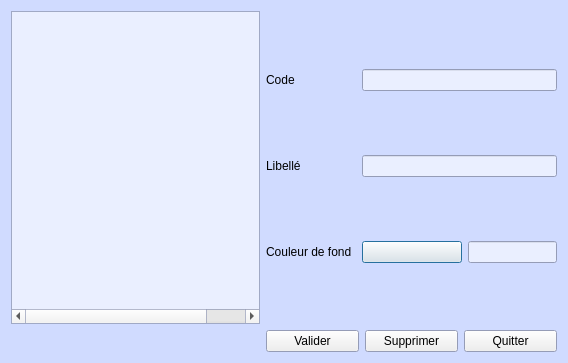
Before: the Qt Designer form Programmes/synoptux/src/dlgresp.ui in leo-naeka/medintux, drawn with Qt 5.
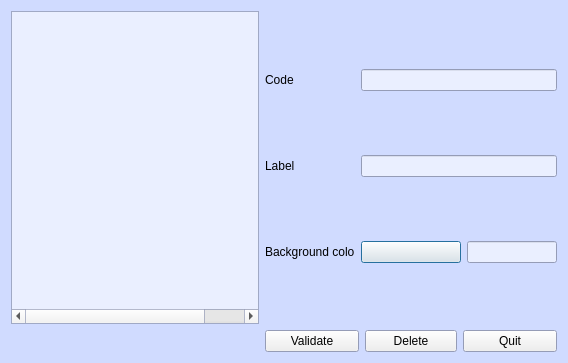
After: the same form once the commit is applied. Icons and pictures are not drawn.

The edit to the form file:
```diff
--- a/Programmes/synoptux/src/dlgresp.ui
+++ b/Programmes/synoptux/src/dlgresp.ui
@@ -103,7 +103,7 @@
      </column>
      <column>
       <property name="text">
-       <string>Libelle</string>
+       <string>Label</string>
       </property>
      </column>
      <column>
@@ -156,7 +156,7 @@
           </size>
          </property>
          <property name="text">
-          <string>Libellé</string>
+          <string>Label</string>
          </property>
         </widget>
        </item>
@@ -180,7 +180,7 @@
           </size>
          </property>
          <property name="text">
-          <string>Couleur de fond</string>
+          <string>Background color</string>
          </property>
         </widget>
        </item>
@@ -217,21 +217,21 @@
    <item row="1" column="1" rowspan="2">
     <widget class="QPushButton" name="pushButton_ValidResp">
      <property name="text">
-      <string>Valider</string>
+      <string>Validate</string>
      </property>
     </widget>
    </item>
    <item row="1" column="2" rowspan="2">
     <widget class="QPushButton" name="pushButton_annuler">
      <property name="text">
-      <string>Supprimer</string>
+      <string>Delete</string>
      </property>
     </widget>
    </item>
    <item row="1" column="3" rowspan="2">
     <widget class="QPushButton" name="pushButton_QuitterResp">
      <property name="text">
-      <string>Quitter</string>
+      <string>Quit</string>
      </property>
     </widget>
    </item>
```
Left out of the diff: 2 changed lines with no effect on the pictures.
